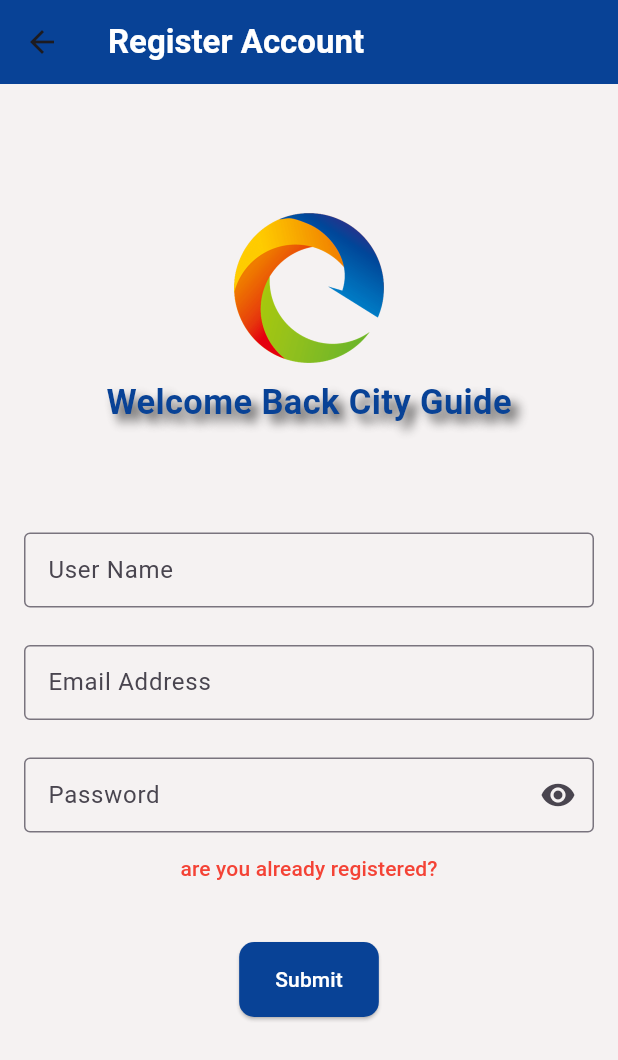
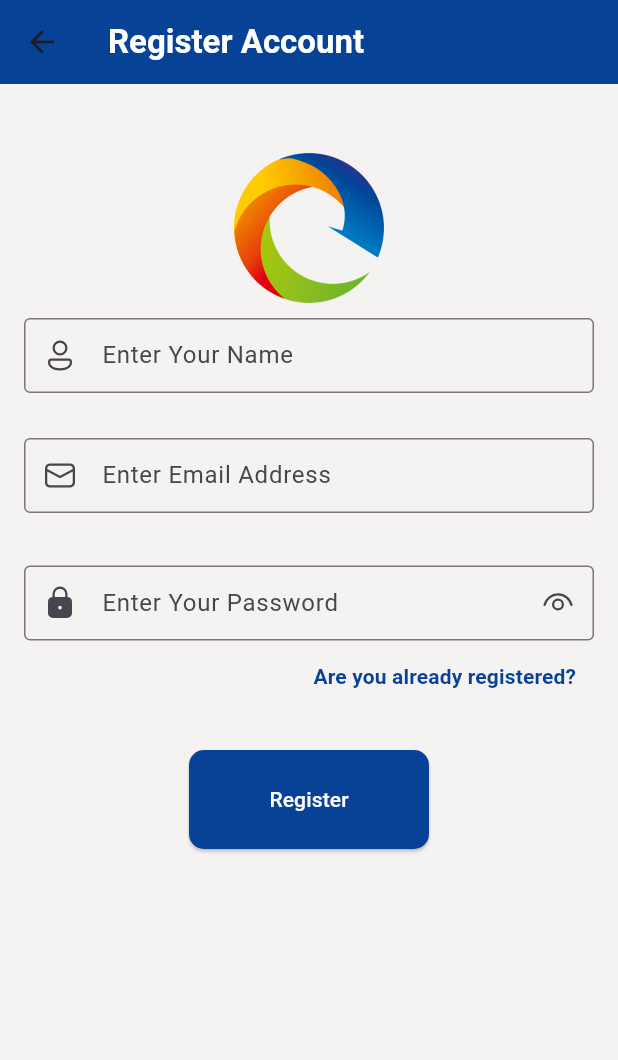
Before and after one commit to skhussain123/SemiProject4, a Flutter app: the RegisterPage screen opened directly, on a phone screen of 412 x 824 dp. Shown: the top 1060 px of the screen. Run offline on Flutter 3.47's test engine with Material 3 defaults, Android fonts, the phone set to English and light mode, and no system bars; our stand-ins replace firebase_core, fluentui_system_icons, smooth_page_indicator; accounts and stored records are empty; Roboto replaces fonts that are missing (Poppins).

Commit message:
Add Login and Register page

```diff
--- a/lib/pages/Auth/register.dart
+++ b/lib/pages/Auth/register.dart
@@ -1,20 +1,30 @@
+import 'package:fluentui_system_icons/fluentui_system_icons.dart';
 import 'package:flutter/material.dart';
+import 'package:provider/provider.dart';
 import 'package:tourism_app/constants/Fonts.dart';
 import 'package:tourism_app/constants/color.dart';
 import 'package:tourism_app/pages/Auth/login.dart';
+import 'package:tourism_app/provider/app_provider.dart';
 import 'package:tourism_app/utils/app_utils.dart';
+import 'package:tourism_app/widgets/buttons/custon_button.dart';
+import 'package:tourism_app/widgets/textFields/custom_textField.dart';
+import 'package:tourism_app/widgets/textFields/passwordFields.dart';
 
 class RegisterPage extends StatelessWidget {
-  const RegisterPage({Key? key}) : super(key: key);
+
+  TextEditingController emailcontroller = TextEditingController();
+  TextEditingController Namecontroller = TextEditingController();
+  TextEditingController passwordcontroller = TextEditingController();
+
+  RegisterPage({Key? key}) : super(key: key);
 
   @override
   Widget build(BuildContext context) {
-    return Scaffold(
 
 
+    return Scaffold(
       appBar: AppBar(
-
-        backgroundColor:AppColor.PrimaryColor,
+        backgroundColor: AppColor.PrimaryColor,
         title: Text(
           'Register Account',
           style: TextStyle(
@@ -25,109 +35,95 @@ class RegisterPage extends StatelessWidget {
         ),
       ),
 
-
-      backgroundColor:Color.fromARGB(179, 241, 236, 236), // Change the background color of the body here
+      backgroundColor: Color.fromARGB(
+          179, 241, 236, 236),
 
       body: Padding(
         padding: const EdgeInsets.all(16.0),
-
         child: Column(
           children: [
-            SizedBox(height: 70),
 
+            SizedBox(height: 30),
 
             //APP Center logo
             Image.asset(
-              'assets/images/appLogo.png', // Replace this with your app logo asset path
+              'assets/images/appLogo.png',
               width: 100,
               height: 100,
             ),
 
+            SizedBox(height: 10),
 
-            SizedBox(height: 10),
-           Text(
-              "Welcome Back City Guide",
-              style: TextStyle(
-                fontSize: 23,
-                fontWeight: FontWeight.bold,
-                color: AppColor.PrimaryColor,
-                fontFamily: AppFonts.primaryFont,
-                shadows: [
-                  Shadow(
-                    color: Colors.black.withOpacity(0.7), // Shadow color
-                    offset: Offset(5, 5), // Shadow offset
-                    blurRadius: 8, // Shadow blur radius
+
+            //User Name Fields
+            CustomTextFields(
+              hintText: "Enter Your Name",
+              prefixicon: FluentIcons.person_16_regular,
+              controller: Namecontroller,
+
+              ),
+
+
+
+
+            SizedBox(height: 30),
+
+           Form(
+              child: Column(
+
+                children: [
+
+                  CustomTextFields(
+                    hintText: "Enter Email Address",
+                    prefixicon: FluentIcons.mail_16_regular,
+                    controller: emailcontroller,
                   ),
+
+                  SizedBox(height: 35),
+
+
+
+                    //PAssword Fields
+
+                 Consumer<AppNotifier>(
+                  builder:(context ,value,child){
+
+                    return PasswordFields(
+
+                    hintText: "Enter Your Password",
+                    prefixicon: FluentIcons.lock_closed_16_filled,
+                    controller: passwordcontroller,
+                    ObscureText: value.obscuretext,
+                    onToggle: value.passwordToggle,
+                  );
+                  },),
+
                 ],
               ),
             ),
 
 
 
-            SizedBox(height: 70),
-            SizedBox(
-              height: 50,
-              child: TextFormField(
-                decoration: InputDecoration(
-                  labelText: 'User Name',
-                  border: OutlineInputBorder(),
-                ),
-              ),
-            ),
-
-            SizedBox(height: 25),
-            SizedBox(
-              height: 50,
-              child: TextFormField(
-                decoration: InputDecoration(
-                  labelText: 'Email Address',
-                  border: OutlineInputBorder(),
-                ),
-              ),
+            Row(
+              mainAxisAlignment: MainAxisAlignment.end,
+              children: [
+                TextButton(
+                    onPressed: () {
+                      gotoPage(LoginPage(), context);
+                    },
+                    child: Text(
+                      "Are you already registered?",
+                      style: TextStyle(color: AppColor.PrimaryColor,fontWeight: FontWeight.bold),
+                    )),
+              ],
             ),
 
 
+           //Button here
             SizedBox(height: 25),
-            SizedBox(
-              height: 50,
-              child: TextFormField(
-                decoration: InputDecoration(
-                  labelText: 'Password',
-                  suffixIcon: Icon(Icons.visibility),
-                  border: OutlineInputBorder(),
-                ),
-                obscureText: true,
-              ),
-            ),
-
-           TextButton(onPressed: (){
-            gotoPage(LoginPage(), context);
-           },
-
-           child:  Text("are you already registered?",style: TextStyle(color: Colors.red),),),
-
-
-
-            SizedBox(height: 25),
-            SizedBox(
-              height: 50,
-              child: ElevatedButton(
-                onPressed: () {},
-                style: ButtonStyle(
-                  backgroundColor: MaterialStateProperty.all<Color>(AppColor.PrimaryColor),
-                  shape: MaterialStateProperty.all<OutlinedBorder>(
-                    RoundedRectangleBorder(
-                      borderRadius: BorderRadius.circular(10),
-                    ),
-                  ),
-                ),
-
-
-                child: Text(
-                  'Submit',
-                  style: TextStyle(color: Colors.white),
-                ),
-              ),
+            CustomButton(
+              tittle: "Register",
+              onTap: () {},
             ),
 
 
--- /dev/null
+++ b/lib/provider/app_provider.dart
@@ -0,0 +1,16 @@
+import 'package:flutter/material.dart';
+
+
+
+
+class AppNotifier extends ChangeNotifier {
+
+  // Password Toggle
+  bool _obscureText = true;
+  bool get obscuretext => _obscureText;
+
+  void passwordToggle() {
+    _obscureText = !_obscureText;
+    notifyListeners();
+  }
+}
--- /dev/null
+++ b/lib/widgets/buttons/custon_button.dart
@@ -0,0 +1,48 @@
+import 'package:flutter/material.dart';
+import 'package:tourism_app/constants/color.dart';
+import 'package:tourism_app/utils/app_utils.dart';
+
+class CustomButton extends StatelessWidget {
+
+
+  String tittle;
+  VoidCallback onTap;
+  bool isLoading;
+
+  CustomButton({
+
+  required this.tittle,
+  required this.onTap,
+  this.isLoading=false});
+
+
+
+  @override
+  Widget build(BuildContext context) {
+
+    return SizedBox(
+      height: getScreenHeight(context)*0.08,
+      width: 160,
+      child: ElevatedButton(
+        onPressed: onTap,
+        style: ButtonStyle(
+          backgroundColor:
+              MaterialStateProperty.all<Color>(AppColor.PrimaryColor),
+          shape: MaterialStateProperty.all<OutlinedBorder>(
+            RoundedRectangleBorder(
+              borderRadius: BorderRadius.circular(10),
+            ),
+          ),
+        ),
+        child: isLoading? CircularProgressIndicator(color: AppColor.PrimaryColor,): Text(
+          tittle,
+          style: TextStyle(color: Colors.white),
+        ),
+      ),
+    );
+
+
+
+
+  }
+}
--- /dev/null
+++ b/lib/widgets/textFields/custom_textField.dart
@@ -0,0 +1,29 @@
+import 'package:flutter/material.dart';
+
+class CustomTextFields extends StatelessWidget {
+
+  String? hintText;
+  IconData? prefixicon;
+  TextEditingController? controller;
+
+  CustomTextFields({
+     this.hintText,
+     this.controller,
+     this.prefixicon,
+  });
+
+  @override
+  Widget build(BuildContext context) {
+    return SizedBox(
+      height: 50,
+      child: TextFormField(
+        controller: controller,
+        decoration: InputDecoration(
+          prefixIcon: Icon(prefixicon),
+          labelText: hintText,
+          border: OutlineInputBorder(),
+        ),
+      ),
+    );
+  }
+}
--- /dev/null
+++ b/lib/widgets/textFields/passwordFields.dart
@@ -0,0 +1,52 @@
+import 'package:fluentui_system_icons/fluentui_system_icons.dart';
+import 'package:flutter/material.dart';
+import 'package:provider/provider.dart';
+import 'package:tourism_app/provider/app_provider.dart';
+
+class PasswordFields extends StatelessWidget {
+
+
+  String? hintText;
+  IconData? prefixicon;
+  TextEditingController? controller;
+  bool ObscureText;
+  VoidCallback? onToggle;
+
+
+  PasswordFields({
+    this.hintText,
+    this.controller,
+    this.prefixicon,
+    this.ObscureText = true,
+    required this.onToggle,
+  });
+
+  @override
+  Widget build(BuildContext context) {
+
+    return SizedBox(
+
+      height: 50,
+
+      //Password input Fields
+      child: TextFormField(
+        obscureText: ObscureText,
+        controller: controller,
+        decoration: InputDecoration(
+          prefixIcon: Icon(prefixicon),
+          suffixIcon: IconButton(
+            onPressed: onToggle,
+            icon: Icon(ObscureText ? FluentIcons.eye_12_regular : FluentIcons.eye_off_16_regular),
+          ),
+          labelText: hintText,
+          border: OutlineInputBorder(),
+        ),
+      ),
+
+
+
+    );
+
+
+  }
+}
--- a/pubspec.yaml
+++ b/pubspec.yaml
@@ -39,6 +39,9 @@ dependencies:
   firebase_auth: ^4.17.8
   cloud_firestore: ^4.15.8
   smooth_page_indicator: ^1.1.0
+  font_awesome_flutter: ^10.7.0
+  fluentui_system_icons: ^1.1.232
+  provider: ^6.1.2
 
 dev_dependencies:
   flutter_test:
```
Also changed, not shown: info.txt (+22 -0 lines), lib/main.dart (+12 -3 lines), lib/pages/Auth/login.dart (+89 -57 lines), pubspec.lock.
